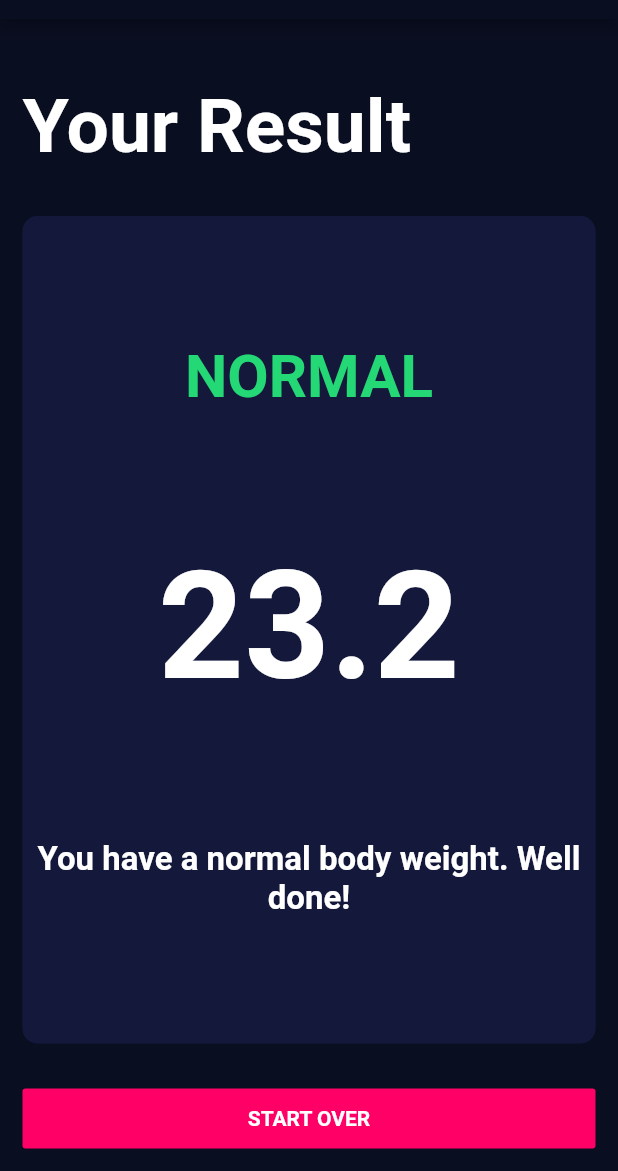
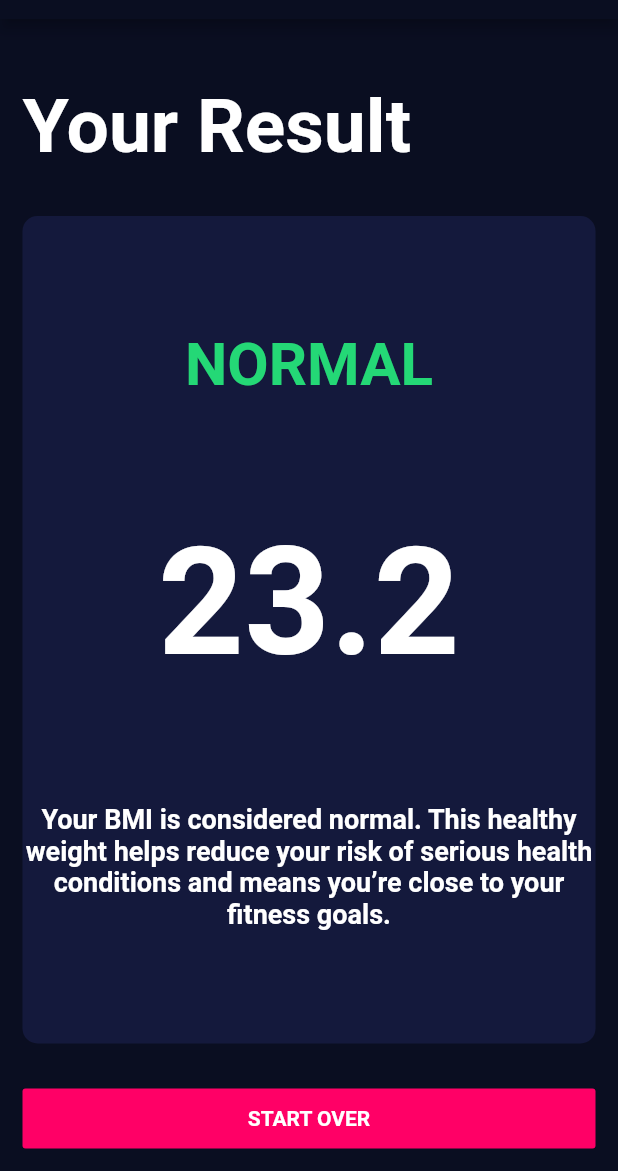
Before and after one commit to raymondallen/bmi-calculator, a Flutter app: the screen it shows after launch, after a tap on "CALCULATE YOUR BMI", on a phone screen of 412 x 824 dp, the part 65-1236 px from its top. Run offline on Flutter 3.47's test engine with Material 2 defaults, Android fonts, the phone set to English and light mode, and no system bars; our stand-ins replace font_awesome_flutter.

Commit message:
Incorporated WHO BMI chart for adults.

```diff
--- a/lib/bmi_arguments.dart
+++ b/lib/bmi_arguments.dart
@@ -1,7 +1,11 @@
+import 'package:flutter/material.dart';
+
 class BmiArguments {
-  final String bmiScore;
-  final String bmiText;
-  final String bmiInterpretation;
+  final String score;
+  final String category;
+  final Color categoryColor;
+  final String interpretation;
 
-  BmiArguments(this.bmiScore, this.bmiText, this.bmiInterpretation);
+  BmiArguments(
+      this.score, this.category, this.categoryColor, this.interpretation);
 }
--- a/lib/calculator.dart
+++ b/lib/calculator.dart
@@ -1,21 +1,67 @@
 import 'dart:math';
+import 'package:flutter/material.dart';
+
+class Results {
+  double score;
+  String category;
+  String interpretation;
+}
 
 class Calculator {
   Calculator({this.height, this.weight});
   final int height;
   final int weight;
 
-  double _score;
+  double score;
+  String category;
+  Color categoryColor;
+  String interpretation;
+  String healthyRange;
+  String healthyWeight;
+  String recommendation;
 
-  String bmiScore() {
-    _score = weight / pow(height / 100, 2);
-    return _score.toStringAsFixed(1);
+  void calculateBMI() {
+    // Calculate score
+    score = weight / pow(height / 100, 2);
+
+    // Apply WHO guidelines
+    if (score < 18.5) {
+      category = 'Underweight';
+      categoryColor = Colors.red;
+      interpretation =
+          'Your BMI is considered underweight. Keep in mind that an underweight BMI calculation may pose certain health risks. Please consult with your healthcare provider for more information about BMI calculations.';
+    } else if (score >= 18.5 && score <= 24.9) {
+      category = 'Normal';
+      categoryColor = Color(0xff24d876);
+      interpretation =
+          'Your BMI is considered normal. This healthy weight helps reduce your risk of serious health conditions and means you’re close to your fitness goals.';
+    } else if (score > 25 && score < 29.9) {
+      category = 'Pre-obesity';
+      categoryColor = Colors.yellow;
+      interpretation =
+          'Your BMI is considered overweight. Being overweight may increase your risk of cardiovascular disease. Consult with your healthcare provider and consider making lifestyle changes through healthy eating and fitness to improve your health.';
+    } else if (score >= 30 && score < 35) {
+      category = 'Obese Class I';
+      categoryColor = Colors.red;
+      interpretation =
+          'Your BMI is considered obese. People with obesity are at increased risk for many diseases and health conditions, including cardiovascular disease, high blood pressure (Hypertension), Type 2 diabetes, breathing problems and more. Consult with your healthcare provider and consider making lifestyle changes through healthy eating and fitness to improve your overall health and quality of life.';
+    } else if (score >= 35 && score < 40) {
+      category = 'Obese Class II';
+      categoryColor = Colors.red;
+      interpretation =
+          'Your BMI is considered obese. People with obesity are at increased risk for many diseases and health conditions, including cardiovascular disease, high blood pressure (Hypertension), Type 2 diabetes, breathing problems and more. Consult with your healthcare provider and consider making lifestyle changes through healthy eating and fitness to improve your overall health and quality of life.';
+    } else if (score >= 40) {
+      category = 'Obese Class III';
+      categoryColor = Colors.red;
+      interpretation =
+          'Your BMI is considered obese. People with obesity are at increased risk for many diseases and health conditions, including cardiovascular disease, high blood pressure (Hypertension), Type 2 diabetes, breathing problems and more. Consult with your healthcare provider and consider making lifestyle changes through healthy eating and fitness to improve your overall health and quality of life.';
+    }
   }
 
   String bmiText() {
-    if (_score >= 25) {
+    if (score >= 25) {
       return 'Overweight';
-    } else if (_score > 18.5) {
+    } else if (score > 18.5) {
       return 'Normal';
     } else {
       return 'Underweight';
@@ -23,9 +69,9 @@ class Calculator {
   }
 
   String bmiInterpretation() {
-    if (_score >= 25) {
+    if (score >= 25) {
       return 'You have a higher than normal body weight. Try to exercise more.';
-    } else if (_score > 18.5) {
+    } else if (score > 18.5) {
       return 'You have a normal body weight. Well done!';
     } else {
       return 'You have a lower than normal body weight. You should increase your food intake.';
--- a/lib/constants.dart
+++ b/lib/constants.dart
@@ -26,7 +26,6 @@ const kTitleTextStyle = TextStyle(
   fontWeight: FontWeight.bold,
 );
 const kBMITextStyle = TextStyle(
-  color: Color(0xff24d876),
   fontSize: 40.0,
   fontWeight: FontWeight.bold,
 );
@@ -35,7 +34,7 @@ const kBMIScoreStyle = TextStyle(
   fontWeight: FontWeight.bold,
 );
 const kBMIInterpretationStyle = TextStyle(
-  fontSize: 22.0,
+  fontSize: 18.0,
   fontWeight: FontWeight.bold,
 );
 const kButtonTextStyle =
--- a/lib/screens/input_page.dart
+++ b/lib/screens/input_page.dart
@@ -29,7 +29,7 @@ class Measures {
 }
 
 class _InputPageState extends State<InputPage> {
-  Gender gender;
+  Gender gender = Gender.male;
 
   Measures measures = Measures(height: 175.0, weight: 71, age: 45);
 
@@ -234,14 +234,15 @@ class _InputPageState extends State<InputPage> {
                 onTap: () {
                   Calculator calculator = Calculator(
                       height: measures.height.toInt(), weight: measures.weight);
-
+                  calculator.calculateBMI();
                   Navigator.pushNamed(
                     context,
                     '/result',
                     arguments: BmiArguments(
-                      calculator.bmiScore(),
-                      calculator.bmiText(),
-                      calculator.bmiInterpretation(),
+                      calculator.score.toStringAsFixed(1),
+                      calculator.category,
+                      calculator.categoryColor,
+                      calculator.interpretation,
                     ),
                   );
                 },
--- a/lib/screens/result_page.dart
+++ b/lib/screens/result_page.dart
@@ -36,15 +36,15 @@ class ResultPage extends StatelessWidget {
                 crossAxisAlignment: CrossAxisAlignment.center,
                 children: <Widget>[
                   Text(
-                    args.bmiText.toUpperCase(),
-                    style: kBMITextStyle,
+                    args.category.toUpperCase(),
+                    style: kBMITextStyle.copyWith(color: args.categoryColor),
                   ),
                   Text(
-                    args.bmiScore,
+                    args.score,
                     style: kBMIScoreStyle,
                   ),
                   Text(
-                    args.bmiInterpretation,
+                    args.interpretation,
                     style: kBMIInterpretationStyle,
                     textAlign: TextAlign.center,
                   ),
```
